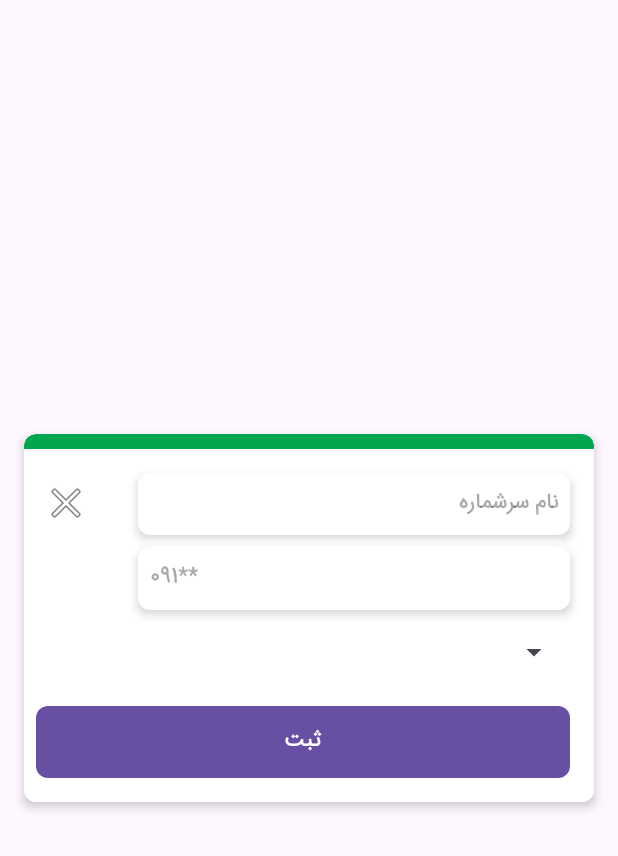
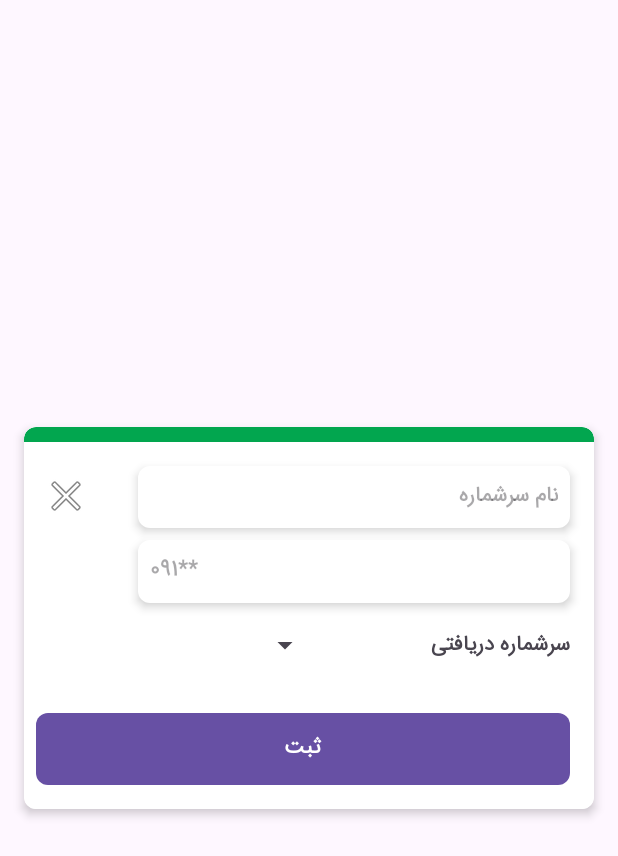
Before and after one commit to Nimamoradi41/AppSms, an Android app: the layout custome_dial_app_add.xml on its own in the app's theme, with its tools: preview values and no code run, on a phone screen of 412 x 824 dp. Shown: the top 856 px of the screen. Run offline under Robolectric (Android 15) with nearby library versions, the phone set to English and light mode, and no system bars.

Commit message:
1402.10.28

```diff
--- a/app/build.gradle.kts
+++ b/app/build.gradle.kts
@@ -64,6 +64,9 @@ dependencies {
     kapt ("androidx.room:room-compiler:2.6.1")
 
 
+    implementation ("com.github.samanzamani:PersianDate:1.7.1")
+
+
 //    implementation("androidx.core:core-ktx:1.12.0")
     implementation("androidx.appcompat:appcompat:1.6.1")
     implementation("com.google.android.material:material:1.11.0")
--- a/app/src/main/java/com/example/appsms/AccessDataBase/SendSmsDao.kt
+++ b/app/src/main/java/com/example/appsms/AccessDataBase/SendSmsDao.kt
@@ -7,6 +7,10 @@ import com.Atiran.Anbar.Tables.SendSms
  public interface SendSmsDao {
     @Query("SELECT * from SendSms")
     fun GetSendSms(): List<SendSms>
+
+
+    @Query("SELECT * from SendSms where iddatabase =:id")
+    fun GetSendSmsById(id:Int): List<SendSms>
 
 
 
--- a/app/src/main/res/layout/custome_dial_app_add.xml
+++ b/app/src/main/res/layout/custome_dial_app_add.xml
@@ -50,7 +50,7 @@
                 android:id="@+id/button"
                 android:layout_width="0dp"
                 android:layout_height="wrap_content"
-                android:layout_marginTop="24dp"
+                android:layout_marginTop="32dp"
                 android:layout_marginEnd="16dp"
                 android:layout_marginBottom="16dp"
                 android:background="@drawable/shap_yess"
@@ -62,7 +62,7 @@
                 app:layout_constraintBottom_toBottomOf="parent"
                 app:layout_constraintEnd_toEndOf="parent"
                 app:layout_constraintStart_toStartOf="@+id/imageView3"
-                app:layout_constraintTop_toBottomOf="@+id/spinner" />
+                app:layout_constraintTop_toBottomOf="@+id/textView9" />
 
             <androidx.constraintlayout.widget.Guideline
                 android:id="@+id/guideline2"
@@ -134,10 +134,20 @@
                 android:id="@+id/spinner"
                 android:layout_width="wrap_content"
                 android:layout_height="wrap_content"
+                app:layout_constraintEnd_toStartOf="@+id/textView9"
+                app:layout_constraintStart_toStartOf="@+id/guideline3"
+                app:layout_constraintTop_toTopOf="@+id/textView9" />
+
+            <TextView
+                android:id="@+id/textView9"
+                android:layout_width="wrap_content"
+                android:layout_height="wrap_content"
                 android:layout_marginTop="16dp"
+                android:text="سرشماره دریافتی"
+                android:fontFamily="@font/iransansmoobile_fanum"
+                android:textStyle="bold"
+                android:textSize="14sp"
                 app:layout_constraintEnd_toEndOf="@+id/editTextPhone2"
-                app:layout_constraintHorizontal_bias="1.0"
-                app:layout_constraintStart_toStartOf="@+id/guideline3"
                 app:layout_constraintTop_toBottomOf="@+id/editTextPhone2" />
         </androidx.constraintlayout.widget.ConstraintLayout>
     </androidx.cardview.widget.CardView>
--- a/settings.gradle.kts
+++ b/settings.gradle.kts
@@ -10,6 +10,9 @@ dependencyResolutionManagement {
     repositories {
         google()
         mavenCentral()
+        maven {
+            url = uri("https://jitpack.io")
+        }
     }
 }
 
```
Also changed, not shown: app/src/main/java/com/example/appsms/AccessDataBase/SendedSmsSmsDao.kt (added, +35 -0 lines), app/src/main/java/com/example/appsms/Frag_Send.kt (+20 -10 lines), app/src/main/java/com/example/appsms/SMSForegroundService.java (+24 -2 lines), app/src/main/java/com/example/appsms/Tables/SendedSms.kt (added, +36 -0 lines), app/src/main/java/com/example/appsms/dataabse.java (+5 -3 lines).
